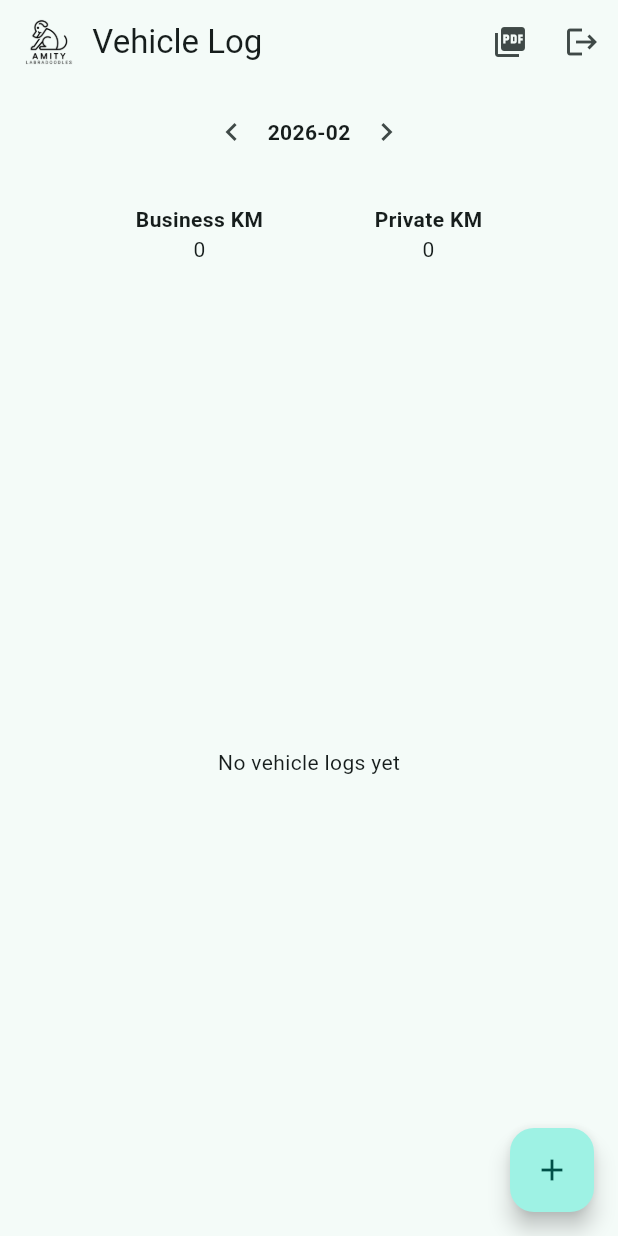
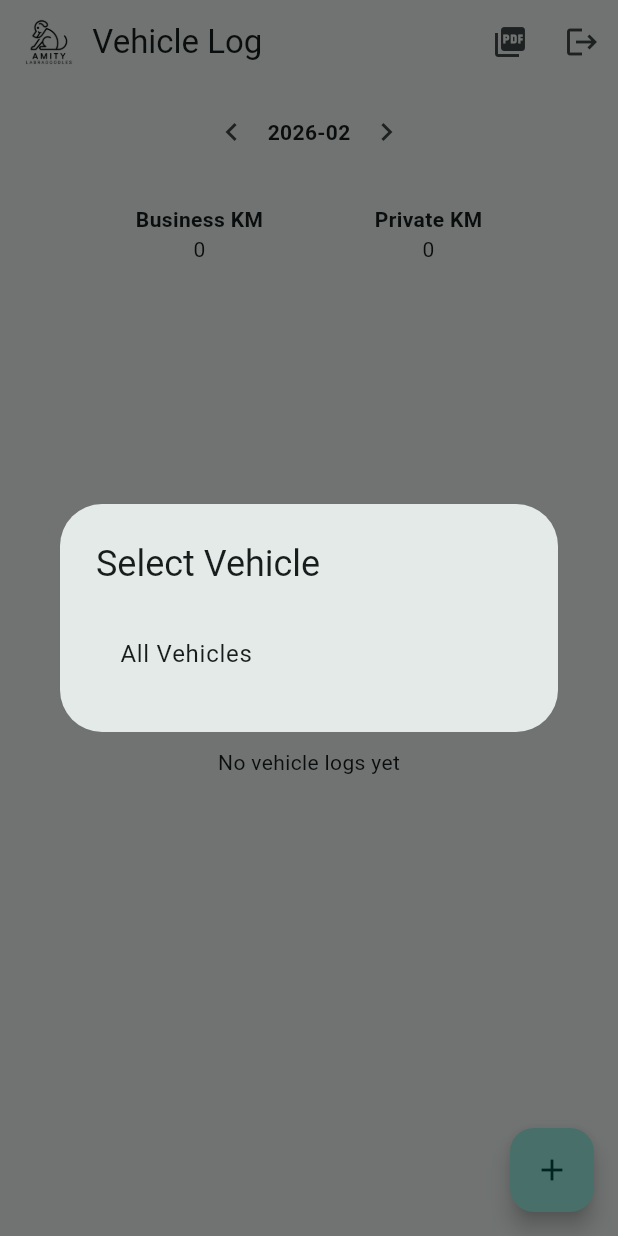
Before and after one commit to Bruce-HA/amity_dogs_app, a Flutter app: the VehicleLogPage screen opened directly, after a tap on the "picture as pdf" icon, on a phone screen of 412 x 824 dp. Run offline on Flutter 3.47's test engine with Material 3 defaults, Android fonts, the phone set to English and light mode, and no system bars; our stand-ins replace flutter_dotenv, google_fonts, open_filex, pdf, printing, supabase_flutter; accounts and stored records are empty.

Commit message:
Vehicle log monthly filter + PDF export working

```diff
--- a/lib/pages/vehicle_log_page.dart
+++ b/lib/pages/vehicle_log_page.dart
@@ -45,6 +45,21 @@ class _VehicleLogPageState extends State<VehicleLogPage> {
     });
   }
 
+  // just add below
+  pw.Widget _pdfCell(String text, {bool bold = false}) {
+    return pw.Padding(
+      padding: const pw.EdgeInsets.all(4),
+      child: pw.Text(
+        text,
+        style: pw.TextStyle(
+          fontWeight: bold ? pw.FontWeight.bold : pw.FontWeight.normal,
+          fontSize: 9,
+        ),
+      ),
+    );
+  }
+
+  // just added above
   void _refresh() {
     _logsFuture = Supabase.instance.client
         .from('vehicle_logs')
@@ -125,9 +140,51 @@ class _VehicleLogPageState extends State<VehicleLogPage> {
         .toList();
   }
 
+  Future<String?> _selectVehicleForPdf() async {
+    final data = await Supabase.instance.client
+        .from('vehicle_logs')
+        .select('vehicle_name')
+        .gte('log_date', _startOfSelectedMonth.toIso8601String())
+        .lt('log_date', _startOfNextMonth.toIso8601String());
+
+    final vehicles = data
+        .map<String>((e) => e['vehicle_name'] as String)
+        .toSet()
+        .toList();
+
+    return showDialog<String>(
+      context: context,
+      builder: (context) {
+        return AlertDialog(
+          title: const Text('Select Vehicle'),
+          content: SizedBox(
+            width: 300,
+            child: ListView(
+              shrinkWrap: true,
+              children: [
+                ListTile(
+                  title: const Text('All Vehicles'),
+                  onTap: () => Navigator.pop(context, null),
+                ),
+                ...vehicles.map(
+                  (v) => ListTile(
+                    title: Text(v),
+                    onTap: () => Navigator.pop(context, v),
+                  ),
+                ),
+              ],
+            ),
+          ),
+        );
+      },
+    );
+  }
+
   // delete code below here
   Future<void> _exportMonthlyPdf() async {
     print('PDF EXPORT STARTED');
+
+    final selectedVehicle = await _selectVehicleForPdf();
 
     final ttf = await rootBundle.load('assets/fonts/Roboto-Regular.ttf');
     final font = pw.Font.ttf(ttf);
@@ -135,74 +192,119 @@ class _VehicleLogPageState extends State<VehicleLogPage> {
     final pdf = pw.Document(theme: pw.ThemeData.withFont(base: font));
 
     final totals = await _fetchMonthlyTotals();
-    final logs = await _fetchMonthlyLogsForPdf();
+    var query = Supabase.instance.client
+        .from('vehicle_logs')
+        .select() // MUST come first in your version
+        .gte('log_date', _startOfSelectedMonth.toIso8601String())
+        .lt('log_date', _startOfNextMonth.toIso8601String());
+
+    if (selectedVehicle != null) {
+      query = query.eq('vehicle_name', selectedVehicle);
+    }
+
+    final logs = await query.order('log_date');
 
     final logoBytes = await rootBundle.load('assets/images/amity_logo.png');
     final logo = pw.MemoryImage(logoBytes.buffer.asUint8List());
 
     pdf.addPage(
       pw.MultiPage(
+        footer: (context) => pw.Align(
+          alignment: pw.Alignment.centerRight,
+          child: pw.Text(
+            'Page ${context.pageNumber} of ${context.pagesCount}',
+            style: const pw.TextStyle(fontSize: 10),
+          ),
+        ),
         build: (context) => [
-          pw.Image(logo, height: 50),
+          pw.Text(
+            'Vehicle Log Report',
+            style: pw.TextStyle(fontSize: 18, fontWeight: pw.FontWeight.bold),
+          ),
+
+          pw.SizedBox(height: 6),
+
+          pw.Text('Month: ${DateFormat('MMMM yyyy').format(_selectedMonth)}'),
+
           pw.SizedBox(height: 16),
 
-          pw.Text(
-            'Vehicle Log Report',
-            style: pw.TextStyle(fontSize: 20, fontWeight: pw.FontWeight.bold),
-          ),
+          pw.Table(
+            border: pw.TableBorder.all(width: 0.5),
+            columnWidths: {
+              0: const pw.FixedColumnWidth(65), // Date
+              1: const pw.FixedColumnWidth(90), // Driver
+              2: const pw.FixedColumnWidth(70), // Vehicle
+              3: const pw.FixedColumnWidth(50), // Start
+              4: const pw.FixedColumnWidth(50), // End
+              5: const pw.FixedColumnWidth(55), // KM
+              6: const pw.FixedColumnWidth(55), // Use
+            },
+            children: [
+              /// HEADER ROW
+              pw.TableRow(
+                decoration: const pw.BoxDecoration(color: PdfColors.grey300),
+                children: [
+                  _pdfCell('Date', bold: true),
+                  _pdfCell('Driver', bold: true),
+                  _pdfCell('Vehicle', bold: true),
+                  _pdfCell('Start', bold: true),
+                  _pdfCell('End', bold: true),
+                  _pdfCell('KM', bold: true),
+                  _pdfCell('Use', bold: true),
+                ],
+              ),
 
-          pw.Text(
-            '${_selectedMonth.year}-${_selectedMonth.month.toString().padLeft(2, '0')}',
+              /// DATA ROWS
+              ...logs.map((log) {
+                final tripDate =
+                    DateTime.tryParse(log['log_date'] ?? '') ?? DateTime.now();
+
+                return pw.TableRow(
+                  children: [
+                    _pdfCell(DateFormat('dd/MM/yyyy').format(tripDate)),
+                    _pdfCell(log['driver_name'] ?? 'Unknown'),
+                    _pdfCell(log['vehicle_name']),
+                    _pdfCell(log['start_km'].toString()),
+                    _pdfCell(log['end_km'].toString()),
+                    _pdfCell(log['distance_km'].toString()),
+                    _pdfCell(log['is_business'] ? 'Business' : 'Private'),
+                  ],
+                );
+              }).toList(),
+            ],
           ),
 
           pw.SizedBox(height: 20),
 
-          ...logs.map((log) {
-            return pw.Container(
-              padding: const pw.EdgeInsets.all(8),
-              margin: const pw.EdgeInsets.only(bottom: 8),
-              decoration: pw.BoxDecoration(border: pw.Border.all(width: 0.5)),
-              child: pw.Column(
-                crossAxisAlignment: pw.CrossAxisAlignment.start,
-                children: [
-                  pw.Text(
-                    'Driver: ${log['driver_name'] ?? 'Unknown'}',
-                    style: pw.TextStyle(fontWeight: pw.FontWeight.bold),
-                  ),
-                  pw.Text('Vehicle: ${log['vehicle_name']}'),
-                  pw.Text(
-                    'Date: ${DateFormat('dd MMM yyyy').format(DateTime.parse(log['log_date']))}',
-                  ),
-                  pw.Text(
-                    'KM: ${log['start_km']} - ${log['end_km']} (${log['distance_km']} km)',
-                  ),
-                  pw.Text(
-                    'Use: ${log['is_business'] ? 'Business' : 'Private'}',
-                  ),
-                  if (log['description'] != null &&
-                      log['description'].toString().isNotEmpty)
-                    pw.Text('Notes: ${log['description']}'),
-                ],
-              ),
-            );
-          }).toList(),
+          pw.Divider(),
 
-          pw.SizedBox(height: 20),
+          pw.SizedBox(height: 10),
 
           pw.Text(
             'Monthly Totals',
             style: pw.TextStyle(fontWeight: pw.FontWeight.bold),
           ),
 
+          pw.SizedBox(height: 6),
+
           pw.Text('Business KM: ${totals['business']}'),
           pw.Text('Private KM: ${totals['private']}'),
 
-          pw.SizedBox(height: 40),
+          pw.SizedBox(height: 30),
 
-          pw.Text('Driver Signature: ____________________________'),
+          pw.Divider(),
+
+          pw.SizedBox(height: 20),
+
+          pw.Text('Driver Signature: ________________________________'),
+
+          pw.SizedBox(height: 8),
+
+          pw.Text('Date: ____________________'),
         ],
       ),
     );
+
     final bytes = await pdf.save();
 
     final dir = await getApplicationDocumentsDirectory();
```
